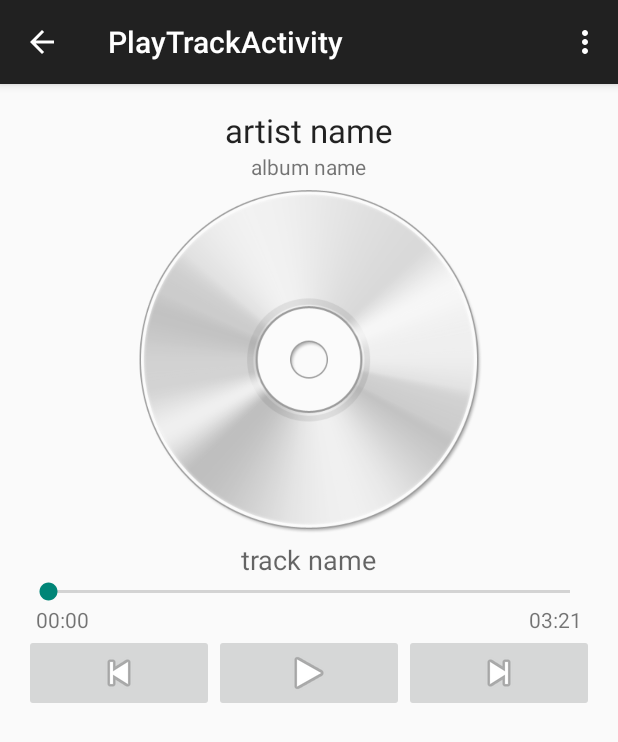
After one commit to haoguanqing/SpotifyStreamer, an Android app: the PlayTrackActivity screen opened directly, with no data from a screen before it, on a phone screen of 412 x 824 dp. The commit adds this screen. Shown: the top 742 px of the screen. Run offline under Robolectric (Android 15) with nearby library versions, the phone set to English and light mode, and no system bars.

Commit message:
create play track activity and fragments

```diff
--- a/app/src/main/AndroidManifest.xml
+++ b/app/src/main/AndroidManifest.xml
@@ -2,34 +2,39 @@
 <manifest xmlns:android="http://schemas.android.com/apk/res/android"
     package="com.example.guanqing.spotifystreamer" >
 
-    <uses-permission android:name="android.permission.INTERNET"/>
+    <uses-permission android:name="android.permission.INTERNET" />
 
     <application
         android:allowBackup="true"
         android:icon="@mipmap/ic_launcher"
         android:label="@string/app_name"
         android:theme="@style/AppTheme" >
-
         <activity
             android:name=".SearchActivity"
             android:label="@string/app_name"
-            android:launchMode="singleTop"
->
+            android:launchMode="singleTop" >
             <intent-filter>
                 <action android:name="android.intent.action.MAIN" />
 
                 <category android:name="android.intent.category.LAUNCHER" />
             </intent-filter>
         </activity>
-
         <activity
             android:name=".TopTrackActivity"
             android:label="@string/title_activity_detail"
-            android:parentActivityName=".SearchActivity">
+            android:parentActivityName=".SearchActivity" >
             <meta-data
                 android:name="android.support.PARENT_ACTIVITY"
                 android:value=".SearchActivity" />
         </activity>
+        <activity
+            android:name=".PlayTrackActivity"
+            android:label="@string/title_activity_play_track"
+            android:parentActivityName=".TopTrackActivity" >
+            <meta-data
+                android:name="android.support.PARENT_ACTIVITY"
+                android:value="com.example.guanqing.spotifystreamer.TopTrackActivity" />
+        </activity>
     </application>
 
 </manifest>
--- /dev/null
+++ b/app/src/main/java/com/example/guanqing/spotifystreamer/ArtistParcel.java
@@ -0,0 +1,45 @@
+package com.example.guanqing.spotifystreamer;
+
+import android.os.Parcel;
+import android.os.Parcelable;
+
+import kaaes.spotify.webapi.android.models.Artist;
+import kaaes.spotify.webapi.android.models.Track;
+
+/**
+ * Created by Guanqing on 2015/6/30.
+ */
+public class ArtistParcel implements Parcelable{
+    private Artist artist;
+
+    public ArtistParcel(Artist artist){
+        this.artist = artist;
+    }
+
+    public int describeContents() {
+        return 0;
+    }
+
+    public void writeToParcel(Parcel out, int flags) {
+        out.readParcelable(Track.class.getClassLoader());
+    }
+
+    public static final Creator<ArtistParcel> CREATOR
+            = new Creator<ArtistParcel>() {
+        public ArtistParcel createFromParcel(Parcel in) {
+            return new ArtistParcel(in);
+        }
+
+        public ArtistParcel[] newArray(int size) {
+            return new ArtistParcel[size];
+        }
+    };
+
+    private ArtistParcel(Parcel in) {
+        artist = in.readParcelable(Artist.class.getClassLoader());
+    }
+
+    public Artist getArtist(){
+        return artist;
+    }
+}
--- /dev/null
+++ b/app/src/main/java/com/example/guanqing/spotifystreamer/PlayTrackActivity.java
@@ -0,0 +1,39 @@
+package com.example.guanqing.spotifystreamer;
+
+import android.support.v7.app.ActionBarActivity;
+import android.os.Bundle;
+import android.view.Menu;
+import android.view.MenuItem;
+
+
+public class PlayTrackActivity extends ActionBarActivity {
+
+    @Override
+    protected void onCreate(Bundle savedInstanceState) {
+        super.onCreate(savedInstanceState);
+        setContentView(R.layout.activity_play_track);
+    }
+
+
+    @Override
+    public boolean onCreateOptionsMenu(Menu menu) {
+        // Inflate the menu; this adds items to the action bar if it is present.
+        getMenuInflater().inflate(R.menu.menu_play_track, menu);
+        return true;
+    }
+
+    @Override
+    public boolean onOptionsItemSelected(MenuItem item) {
+        // Handle action bar item clicks here. The action bar will
+        // automatically handle clicks on the Home/Up button, so long
+        // as you specify a parent activity in AndroidManifest.xml.
+        int id = item.getItemId();
+
+        //noinspection SimplifiableIfStatement
+        if (id == R.id.action_settings) {
+            return true;
+        }
+
+        return super.onOptionsItemSelected(item);
+    }
+}
--- /dev/null
+++ b/app/src/main/java/com/example/guanqing/spotifystreamer/PlayTrackFragment.java
@@ -0,0 +1,23 @@
+package com.example.guanqing.spotifystreamer;
+
+import android.support.v4.app.Fragment;
+import android.os.Bundle;
+import android.view.LayoutInflater;
+import android.view.View;
+import android.view.ViewGroup;
+
+
+/**
+ * A placeholder fragment containing a simple view.
+ */
+public class PlayTrackFragment extends Fragment {
+
+    public PlayTrackFragment() {
+    }
+
+    @Override
+    public View onCreateView(LayoutInflater inflater, ViewGroup container,
+                             Bundle savedInstanceState) {
+        return inflater.inflate(R.layout.fragment_play_track, container, false);
+    }
+}
--- a/app/src/main/java/com/example/guanqing/spotifystreamer/SearchFragment.java
+++ b/app/src/main/java/com/example/guanqing/spotifystreamer/SearchFragment.java
@@ -31,8 +31,6 @@ public class SearchFragment extends Fragment {
     ArtistSelectListener mListener;
 
     public SearchFragment() {
-        final SpotifyApi api = new SpotifyApi();
-        mSpotifyService = api.getService();
     }
 
     @Override
@@ -51,6 +49,9 @@ public class SearchFragment extends Fragment {
     @Override
     public View onCreateView(LayoutInflater inflater, ViewGroup container,
                              Bundle savedInstanceState) {
+        //get spotify service
+        final SpotifyApi api = new SpotifyApi();
+        mSpotifyService = api.getService();
         //get views
         final View rootView = inflater.inflate(R.layout.fragment_main_search, container, false);
         final SearchView searchView = (SearchView) rootView.findViewById(R.id.searchView);
--- /dev/null
+++ b/app/src/main/res/layout/activity_play_track.xml
@@ -0,0 +1,5 @@
+<fragment xmlns:android="http://schemas.android.com/apk/res/android"
+    xmlns:tools="http://schemas.android.com/tools" android:id="@+id/fragment"
+    android:name="com.example.guanqing.spotifystreamer.PlayTrackFragment"
+    tools:layout="@layout/fragment_play_track" android:layout_width="match_parent"
+    android:layout_height="match_parent" />
--- a/app/src/main/res/layout/fragment_detail.xml
+++ b/app/src/main/res/layout/fragment_detail.xml
@@ -17,7 +17,7 @@
         android:layout_width="match_parent"
         android:layout_height="144dp"
         android:id="@+id/artist_thumbnail"
-        android:src="@drawable/blank_cd"
+
         android:adjustViewBounds="true"
         android:maxHeight="144dp"
         android:cropToPadding="true"
--- /dev/null
+++ b/app/src/main/res/layout/fragment_play_track.xml
@@ -0,0 +1,102 @@
+<LinearLayout xmlns:android="http://schemas.android.com/apk/res/android"
+    xmlns:tools="http://schemas.android.com/tools" android:layout_width="match_parent"
+    android:layout_height="match_parent" android:paddingLeft="@dimen/activity_horizontal_margin"
+    android:paddingRight="@dimen/activity_horizontal_margin"
+    android:paddingTop="@dimen/activity_vertical_margin"
+    android:paddingBottom="@dimen/activity_vertical_margin"
+    android:orientation="vertical"
+    tools:context="com.example.guanqing.spotifystreamer.PlayTrackFragment">
+
+    <TextView
+        android:layout_width="wrap_content"
+        android:layout_height="wrap_content"
+        android:textAppearance="?android:attr/textAppearanceLarge"
+        android:text="@string/artist_name"
+        android:id="@+id/artist_name"
+        android:layout_gravity="center_horizontal" />
+
+    <TextView android:text="@string/album_name"
+        android:id="@+id/album_name"
+        android:layout_width="wrap_content"
+        android:layout_height="wrap_content"
+        android:layout_gravity="center_horizontal" />
+
+    <ImageView
+        android:layout_width="wrap_content"
+        android:layout_height="240dp"
+        android:id="@+id/track_thumbnail"
+        android:src="@drawable/blank_cd"
+        android:scaleType="fitCenter"
+        android:layout_gravity="center_horizontal"
+        />
+
+    <TextView android:text="@string/track_name"
+        android:id="@+id/track_name"
+        android:layout_width="wrap_content"
+        android:layout_height="wrap_content"
+        android:layout_gravity="center_horizontal"
+        android:textAppearance="?android:attr/textAppearanceMedium"/>
+
+    <SeekBar
+        android:layout_width="match_parent"
+        android:layout_height="wrap_content"
+        android:id="@+id/seekBar"
+        android:layout_gravity="center_horizontal" />
+
+    <LinearLayout
+        android:orientation="horizontal"
+        android:layout_width="match_parent"
+        android:layout_height="wrap_content"
+        android:layout_gravity="center_horizontal">
+
+        <TextView
+            android:layout_width="wrap_content"
+            android:layout_height="wrap_content"
+            android:textAppearance="?android:attr/textAppearanceSmall"
+            android:text="@string/start_time"
+            android:layout_weight="1"
+            android:paddingLeft="8dp"
+            android:id="@+id/startTimeTextView" />
+
+        <TextView
+            android:layout_width="wrap_content"
+            android:layout_height="wrap_content"
+            android:textAppearance="?android:attr/textAppearanceSmall"
+            android:text="@string/end_time"
+            android:layout_weight="1"
+            android:paddingRight="8dp"
+            android:id="@+id/endTimeTextView"
+            android:gravity="right" />
+
+    </LinearLayout>
+
+    <LinearLayout
+        android:orientation="horizontal"
+        android:layout_width="match_parent"
+        android:layout_height="wrap_content"
+        android:layout_gravity="center_horizontal">
+
+        <ImageButton
+            android:layout_width="wrap_content"
+            android:layout_height="wrap_content"
+            android:layout_weight="1"
+            android:src="@android:drawable/ic_media_previous"
+            android:id="@+id/previousButton" />
+
+        <ImageButton
+            android:layout_width="wrap_content"
+            android:layout_height="wrap_content"
+            android:layout_weight="1"
+            android:src="@android:drawable/ic_media_play"
+            android:id="@+id/playButton" />
+
+        <ImageButton
+            android:layout_width="wrap_content"
+            android:layout_height="wrap_content"
+            android:layout_weight="1"
+            android:src="@android:drawable/ic_media_next"
+            android:id="@+id/nextButton" />
+    </LinearLayout>
+
+
+</LinearLayout>
--- /dev/null
+++ b/app/src/main/res/menu/menu_play_track.xml
@@ -0,0 +1,7 @@
+<menu xmlns:android="http://schemas.android.com/apk/res/android"
+    xmlns:app="http://schemas.android.com/apk/res-auto"
+    xmlns:tools="http://schemas.android.com/tools"
+    tools:context="com.example.guanqing.spotifystreamer.PlayTrackActivity">
+    <item android:id="@+id/action_settings" android:title="@string/action_settings"
+        android:orderInCategory="100" app:showAsAction="never" />
+</menu>
--- a/app/src/main/res/values/strings.xml
+++ b/app/src/main/res/values/strings.xml
@@ -13,6 +13,10 @@
     <string name="no_result_found">No result found for\u0020</string>
 
     <string name="title_activity_detail">Top 10 Tracks</string>
+    <string name="title_activity_play_track">PlayTrackActivity</string>
+
+    <string name="start_time">00:00</string>
+    <string name="end_time">03:21</string>
 
 
 </resources>
```
